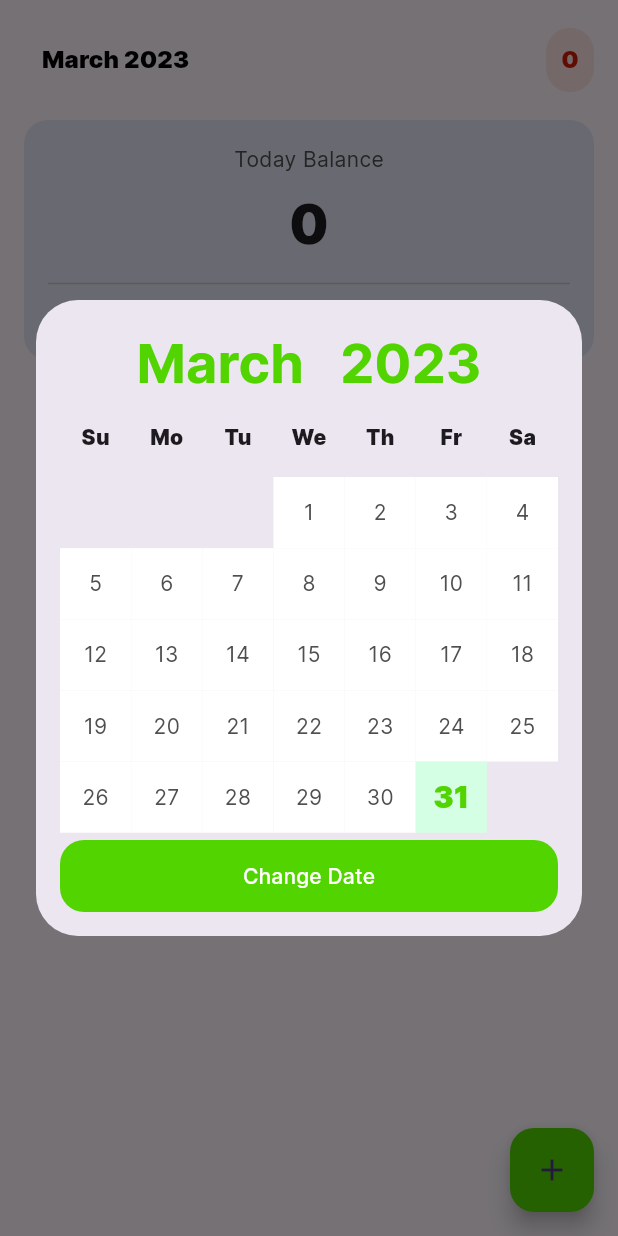
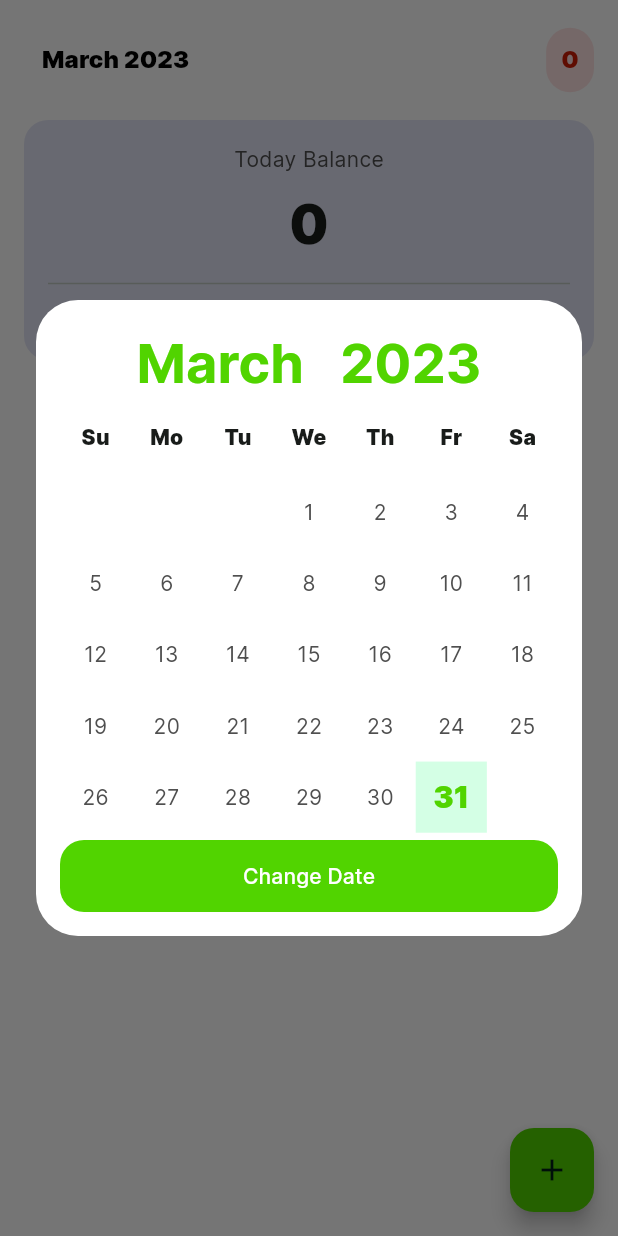
Before and after one commit to nevertell-dev/montra, a Flutter app: the screen it shows after launch, after a tap on an icon or button, on a phone screen of 412 x 824 dp. Run offline on Flutter 3.47's test engine with Material 2 defaults, Android fonts, the light colour scheme and no system bars; our stand-ins replace bloc, bloc_concurrency, equatable, firebase_core, flutter_bloc, flutter_slidable and 2 more; accounts and stored records are empty.

Commit message:
update color and and responsiveness

```diff
--- a/lib/main.dart
+++ b/lib/main.dart
@@ -1,3 +1,4 @@
+import 'package:firebase_core/firebase_core.dart';
 import 'package:flutter/foundation.dart'
     show LicenseEntryWithLineBreaks, LicenseRegistry;
 import 'package:flutter/gestures.dart' show PointerDeviceKind;
@@ -7,14 +8,24 @@ import 'package:flutter_bloc/flutter_bloc.dart';
 import 'package:hive_flutter/hive_flutter.dart';
 import 'package:montra/services/transaction_service.dart';
 
+import 'constants/color_schemes.g.dart';
+import 'firebase_options.dart';
 import 'views/home/home_view.dart';
 
 void main() async {
+  WidgetsFlutterBinding.ensureInitialized();
+
   LicenseRegistry.addLicense(() async* {
     final license = await rootBundle.loadString('google_fonts/OFL.txt');
     yield LicenseEntryWithLineBreaks(['google_fonts'], license);
   });
+
+  await Firebase.initializeApp(
+    options: DefaultFirebaseOptions.currentPlatform,
+  );
+
   await Hive.initFlutter();
+
   runApp(const MyApp());
 }
 
@@ -31,6 +42,7 @@ class MyApp extends StatelessWidget {
           useMaterial3: true,
           primarySwatch: Colors.green,
           fontFamily: 'Inter',
+          colorScheme: lightColorScheme,
         ),
         scrollBehavior: const MaterialScrollBehavior().copyWith(dragDevices: {
           PointerDeviceKind.mouse,
--- a/lib/views/home/home_view.dart
+++ b/lib/views/home/home_view.dart
@@ -49,15 +49,11 @@ class HomeView extends StatefulWidget {
 }
 
 class _HomeViewState extends State<HomeView> {
-  late final PageController _pageController;
+  late PageController _pageController;
   late final TransactionService _transactionService;
 
   @override
   void initState() {
-    _pageController = PageController(
-      viewportFraction: 0.15,
-      initialPage: DateUtils.dateOnly(DateTime.now()).day - 1,
-    );
     _transactionService = context.read<TransactionService>();
     super.initState();
   }
@@ -108,6 +104,10 @@ class _HomeViewState extends State<HomeView> {
 
   @override
   Widget build(BuildContext context) {
+    _pageController = PageController(
+      viewportFraction: MediaQuery.of(context).size.width <= 800 ? 0.15 : 0.05,
+      initialPage: DateUtils.dateOnly(DateTime.now()).day - 1,
+    );
     return BlocProvider(
       create: (context) {
         return HomeBloc(
@@ -120,6 +120,7 @@ class _HomeViewState extends State<HomeView> {
           builder: (context, state) {
             if (state is HomeLoaded) {
               return Scaffold(
+                  backgroundColor: const Color(0xFFFFFFFF),
                   floatingActionButton: HomeFab(
                     updateTransactionFunc: updateTransaction,
                   ),
--- a/lib/views/transaction/components/transaction_category_picker.dart
+++ b/lib/views/transaction/components/transaction_category_picker.dart
@@ -25,17 +25,17 @@ class TransactionCategoryPicker extends StatelessWidget {
             child: Padding(
               padding: const EdgeInsets.all(16.0),
               child: Scaffold(
+                backgroundColor: const Color(0xFFFFFFFF),
                 appBar: TabBar(
                   overlayColor: MaterialStateColor.resolveWith((states) {
                     return Colors.transparent;
                   }),
+                  dividerColor: Colors.transparent,
                   labelColor: onContainerGreen,
                   labelStyle: _textStyle,
                   unselectedLabelColor: onContainerBlue,
                   unselectedLabelStyle: _unselectedTextStyle,
-                  indicator: BoxDecoration(
-                      color: containerGreen,
-                      borderRadius: BorderRadius.circular(30.0)),
+                  indicator: const UnderlineTabIndicator(),
                   tabs: const [
                     Tab(text: 'Expense'),
                     Tab(text: 'Income'),
--- a/lib/views/transaction/components/transaction_input_area.dart
+++ b/lib/views/transaction/components/transaction_input_area.dart
@@ -148,6 +148,7 @@ class InputAreaCategory extends StatelessWidget {
           return TextButton(
             onPressed: () async {
               showModalBottomSheet(
+                backgroundColor: const Color(0xFFFFFFFF),
                 shape: const RoundedRectangleBorder(
                   borderRadius: BorderRadius.only(
                     topLeft: Radius.circular(32),
--- a/lib/widgets/calendar_dialog/calendar_dialog.dart
+++ b/lib/widgets/calendar_dialog/calendar_dialog.dart
@@ -82,6 +82,7 @@ class _CalendarDialogState extends State<CalendarDialog>
   @override
   Widget build(BuildContext context) {
     return Dialog(
+      backgroundColor: const Color(0xFFFFFFFF),
       insetPadding: const EdgeInsets.symmetric(vertical: 200, horizontal: 24),
       alignment: AlignmentDirectional.center,
       child: Padding(
--- a/lib/widgets/calendar_dialog/calendar_dialog_day_grid.dart
+++ b/lib/widgets/calendar_dialog/calendar_dialog_day_grid.dart
@@ -39,7 +39,7 @@ class CalendarDayGrid extends StatelessWidget {
     final firstWeekday = date.setDay(to: 1).weekday;
     final offsetWeekday = firstWeekday == 7 ? 0 : firstWeekday;
     final totalDay = DateUtils.getDaysInMonth(date.year, date.month);
-    final today = DateTime.now().day;
+    final today = DateTime.now();
     return GridView.count(
       crossAxisCount: 7,
       children: List<Widget>.generate(totalDay + offsetWeekday, (index) {
@@ -55,7 +55,7 @@ class CalendarDayGrid extends StatelessWidget {
         return CalendarDayTile(
           day: day,
           isSelected: day == date.day,
-          isSameDay: day == today,
+          isSameDay: DateUtils.isSameDay(today, date.setDay(to: day)),
           changeDate: changeDate,
         );
       }),
--- a/pubspec.yaml
+++ b/pubspec.yaml
@@ -33,6 +33,7 @@ dependencies:
   bloc_concurrency: ^0.2.0
   cupertino_icons: ^1.0.2
   equatable: ^2.0.5
+  firebase_core: ^2.9.0
   flutter:
     sdk: flutter
   flutter_bloc: ^8.1.1
```
Also changed, not shown: firebase.json (added), lib/constants/color_schemes.g.dart (added), lib/constants/main.g.dart (added), lib/firebase_options.dart (added), pubspec.lock, 4 other files.
